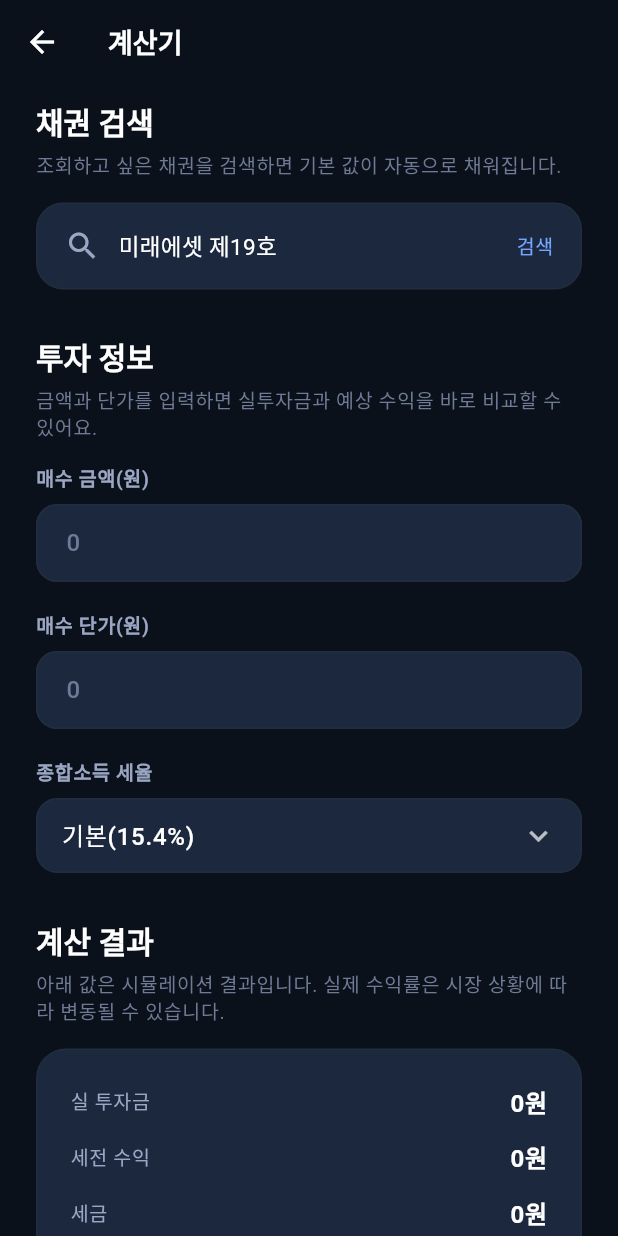
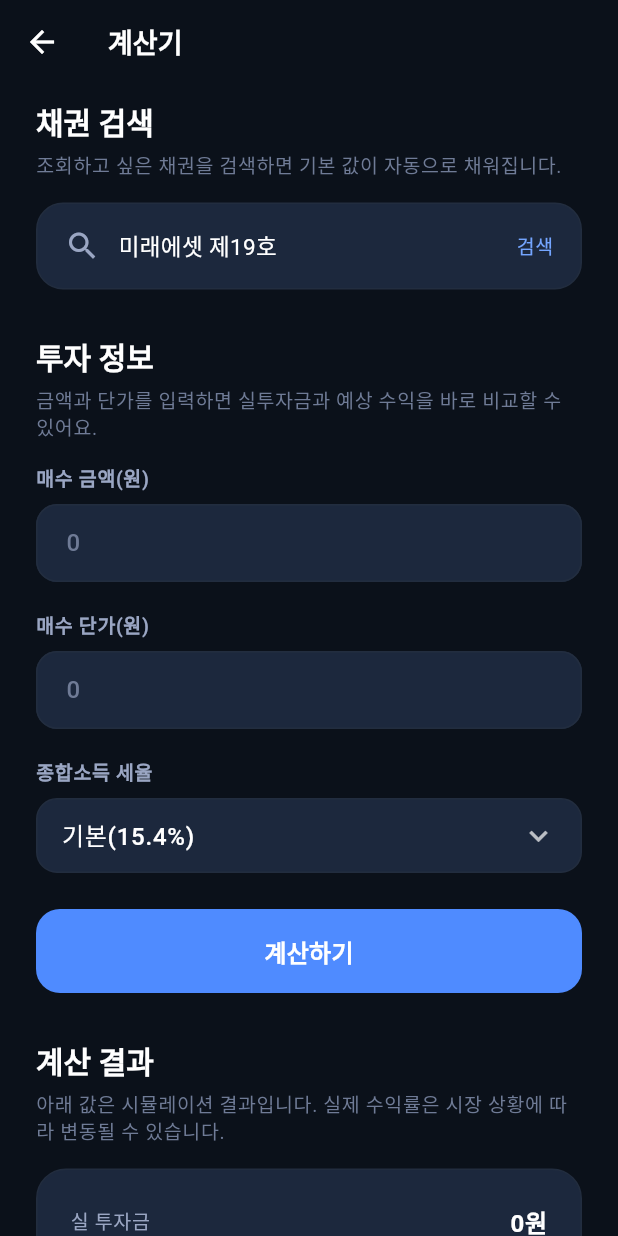
Before and after one commit to dev-geeyong/goodpb-mate, a Flutter app: the BondCalculatorScreen screen opened directly with sample values from the repository, on a phone screen of 412 x 824 dp. Run offline on Flutter 3.47's test engine with Material 3 defaults, Android fonts, the phone set to English and light mode, and no system bars; our stand-ins replace shared_preferences; accounts and stored records are empty.

Commit message:
Add bond calculator functionality
- Implement calculation logic for bond yield and returns
- Add "계산하기" (Calculate) button
- Calculate actual investment, pre/post-tax profits, tax amount
- Calculate annual yield (pre/post-tax)
- Calculate bank deposit equivalent yield
- Format currency and percentage outputs
- Support multiple tax rate options

🤖 Generated with [Claude Code](https://claude.com/claude-code)

Co-Authored-By: Claude <noreply@anthropic.com>

```diff
--- a/lib/src/screens/bond_calculator_screen.dart
+++ b/lib/src/screens/bond_calculator_screen.dart
@@ -23,6 +23,16 @@ class _BondCalculatorScreenState extends State<BondCalculatorScreen> {
   String _selectedTaxRate = '기본(15.4%)';
   Bond? _selectedBond;
 
+  // 계산 결과
+  double _actualInvestment = 0;
+  double _preTaxProfit = 0;
+  double _tax = 0;
+  double _afterTaxInterest = 0;
+  double _preTaxYield = 0;
+  double _afterTaxYield = 0;
+  double _totalPaymentAfterTax = 0;
+  double _bankEquivalentYield = 0;
+
   final List<String> _taxRates = [
     '기본(15.4%)',
     '6.6%',
@@ -37,6 +47,72 @@ class _BondCalculatorScreenState extends State<BondCalculatorScreen> {
   void initState() {
     super.initState();
     _selectedBond = widget.selectedBond;
+  }
+
+  double _getTaxRateValue() {
+    switch (_selectedTaxRate) {
+      case '기본(15.4%)':
+        return 0.154;
+      case '6.6%':
+        return 0.066;
+      case '16.5%':
+        return 0.165;
+      case '26.4%':
+        return 0.264;
+      case '38.5%':
+        return 0.385;
+      case '41.8%':
+        return 0.418;
+      case '49.5%':
+        return 0.495;
+      default:
+        return 0.154;
+    }
+  }
+
+  void _calculate() {
+    final purchaseAmount = double.tryParse(_purchaseAmountController.text) ?? 0;
+    final purchasePrice = double.tryParse(_purchasePriceController.text) ?? 0;
+
+    if (purchaseAmount == 0 || purchasePrice == 0 || _selectedBond == null) {
+      return;
+    }
+
+    final taxRate = _getTaxRateValue();
+    final faceValue = 10000.0; // 액면가
+    final quantity = purchaseAmount / faceValue; // 매수 수량
+
+    // 실 투자금 = 매수금액 * 매수단가 / 100
+    _actualInvestment = quantity * purchasePrice;
+
+    // 세전 수익 = 매수금액 - 실투자금
+    _preTaxProfit = purchaseAmount - _actualInvestment;
+
+    // 세금 = 세전수익 * 세율
+    _tax = _preTaxProfit * taxRate;
+
+    // 세후 이자 = 세전수익 - 세금
+    _afterTaxInterest = _preTaxProfit - _tax;
+
+    // 만기일까지의 일수 계산
+    final daysToMaturity = _selectedBond!.maturityDate.difference(DateTime.now()).inDays;
+    final yearsToMaturity = daysToMaturity / 365.0;
+
+    if (yearsToMaturity > 0) {
+      // 연 수익률(세전) = (세전수익 / 실투자금) / 년수 * 100
+      _preTaxYield = (_preTaxProfit / _actualInvestment) / yearsToMaturity * 100;
+
+      // 연 수익률(세후) = (세후이자 / 실투자금) / 년수 * 100
+      _afterTaxYield = (_afterTaxInterest / _actualInvestment) / yearsToMaturity * 100;
+
+      // 은행예금 환산수익률 = 세후 연수익률 / (1 - 0.154)
+      _bankEquivalentYield = _afterTaxYield / (1 - 0.154);
+    }
+
+    // 총 지급금액(세후) = 실투자금 + 세후이자
+    _totalPaymentAfterTax = _actualInvestment + _afterTaxInterest;
+
+    setState(() {});
   }
 
   @override
@@ -164,6 +240,29 @@ class _BondCalculatorScreenState extends State<BondCalculatorScreen> {
                 },
               ),
             ),
+            const SizedBox(height: 24),
+            SizedBox(
+              width: double.infinity,
+              height: 56,
+              child: ElevatedButton(
+                onPressed: _calculate,
+                style: ElevatedButton.styleFrom(
+                  backgroundColor: AppColors.primary,
+                  foregroundColor: Colors.white,
+                  shape: RoundedRectangleBorder(
+                    borderRadius: BorderRadius.circular(16),
+                  ),
+                  elevation: 0,
+                ),
+                child: Text(
+                  '계산하기',
+                  style: theme.textTheme.titleMedium?.copyWith(
+                    fontWeight: FontWeight.w700,
+                    color: Colors.white,
+                  ),
+                ),
+              ),
+            ),
             const SizedBox(height: 32),
             _buildSectionHeader(
               context,
@@ -211,15 +310,26 @@ class _BondCalculatorScreenState extends State<BondCalculatorScreen> {
     );
   }
 
+  String _formatCurrency(double value) {
+    return '${value.toStringAsFixed(0).replaceAllMapped(
+          RegExp(r'(\d{1,3})(?=(\d{3})+(?!\d))'),
+          (Match m) => '${m[1]},',
+        )}원';
+  }
+
+  String _formatPercent(double value) {
+    return '${value.toStringAsFixed(2)}%';
+  }
+
   Widget _buildResultSection(ThemeData theme) {
     final rows = <Map<String, String>>[
-      {'label': '실 투자금', 'value': '0원'},
-      {'label': '세전 수익', 'value': '0원'},
-      {'label': '세금', 'value': '0원'},
-      {'label': '세후 이자', 'value': '0원'},
-      {'label': '연 수익률(세전)', 'value': '0.00%'},
-      {'label': '연 수익률(세후)', 'value': '0.00%'},
-      {'label': '총 지급금액(세후)', 'value': '0원'},
+      {'label': '실 투자금', 'value': _formatCurrency(_actualInvestment)},
+      {'label': '세전 수익', 'value': _formatCurrency(_preTaxProfit)},
+      {'label': '세금', 'value': _formatCurrency(_tax)},
+      {'label': '세후 이자', 'value': _formatCurrency(_afterTaxInterest)},
+      {'label': '연 수익률(세전)', 'value': _formatPercent(_preTaxYield)},
+      {'label': '연 수익률(세후)', 'value': _formatPercent(_afterTaxYield)},
+      {'label': '총 지급금액(세후)', 'value': _formatCurrency(_totalPaymentAfterTax)},
     ];
 
     return Container(
@@ -244,7 +354,7 @@ class _BondCalculatorScreenState extends State<BondCalculatorScreen> {
           const SizedBox(height: 12),
           _buildResultRow(
             '은행예금 환산수익률',
-            '0.00%',
+            _formatPercent(_bankEquivalentYield),
             theme: theme,
             isHighlight: true,
           ),
```
Also changed, not shown: 3 other files.
